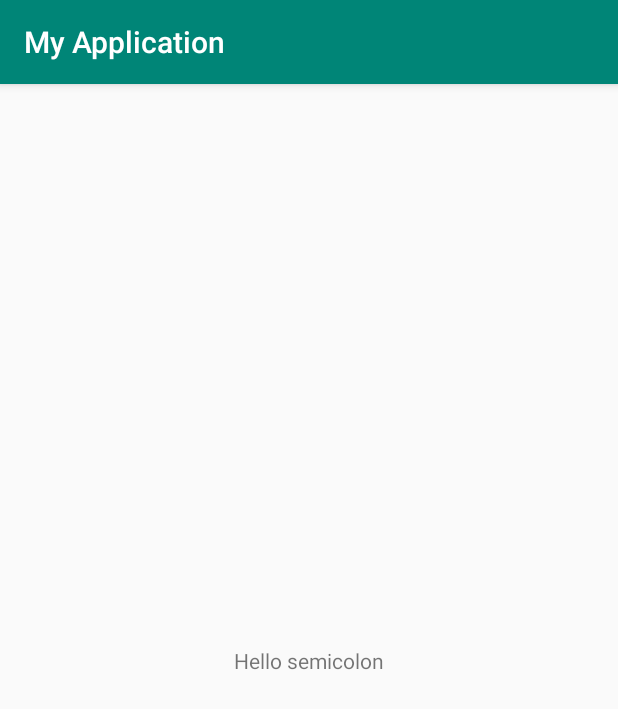
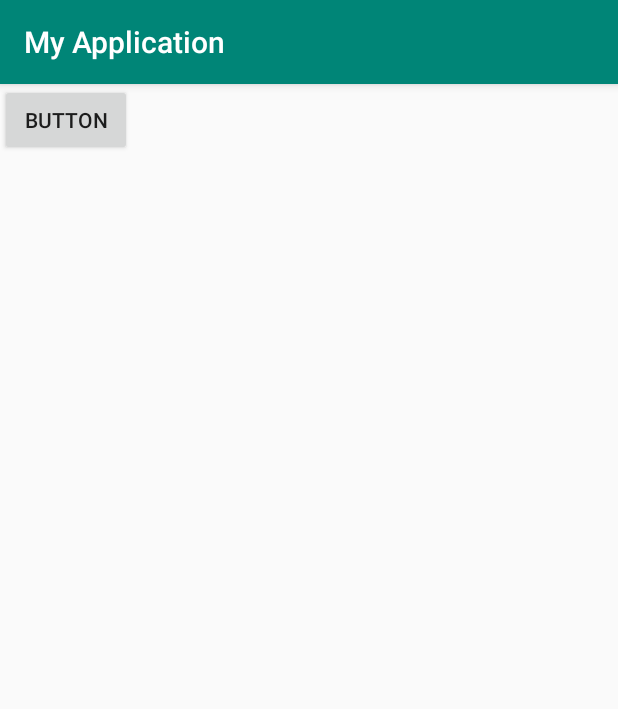
Before and after one commit to H-Zoon/team_semicolon, an Android app: the screen it shows after launch (MainActivity), on a phone screen of 412 x 824 dp. Shown: the top 709 px of the screen. Run offline under Robolectric (Android 15) with nearby library versions, the phone set to English and light mode, and no system bars; libraries missing offline, so code that uses them is left out: com.google.zxing.integration.

Commit message:
바코드 리더 구현

```diff
--- a/app/build.gradle
+++ b/app/build.gradle
@@ -25,4 +25,8 @@ dependencies {
     testImplementation 'junit:junit:4.12'
     androidTestImplementation 'com.android.support.test:runner:1.0.2'
     androidTestImplementation 'com.android.support.test.espresso:espresso-core:3.0.2'
+
+    implementation 'com.android.support:appcompat-v7:25.3.1'// Version 23+ is Required
+    implementation 'com.journeyapps:zxing-android-embedded:3.5.0'
+
 }
--- a/app/src/main/AndroidManifest.xml
+++ b/app/src/main/AndroidManifest.xml
@@ -17,5 +17,4 @@
             </intent-filter>
         </activity>
     </application>
-
 </manifest>
--- a/app/src/main/res/layout/activity_main.xml
+++ b/app/src/main/res/layout/activity_main.xml
@@ -6,13 +6,11 @@
     android:layout_height="match_parent"
     tools:context=".MainActivity">
 
-    <TextView
+    <Button
+        android:id="@+id/btn_start_qrcode_reader"
         android:layout_width="wrap_content"
         android:layout_height="wrap_content"
-        android:text="Hello semicolon"
-        app:layout_constraintBottom_toBottomOf="parent"
-        app:layout_constraintLeft_toLeftOf="parent"
-        app:layout_constraintRight_toRightOf="parent"
-        app:layout_constraintTop_toTopOf="parent" />
-
+        android:text="Button"
+        tools:layout_editor_absoluteX="148dp"
+        tools:layout_editor_absoluteY="396dp" />
 </android.support.constraint.ConstraintLayout>
```
Also changed, not shown: app/src/main/java/com/semicolon/project/myapplication/MainActivity.java (+34 -2 lines).
